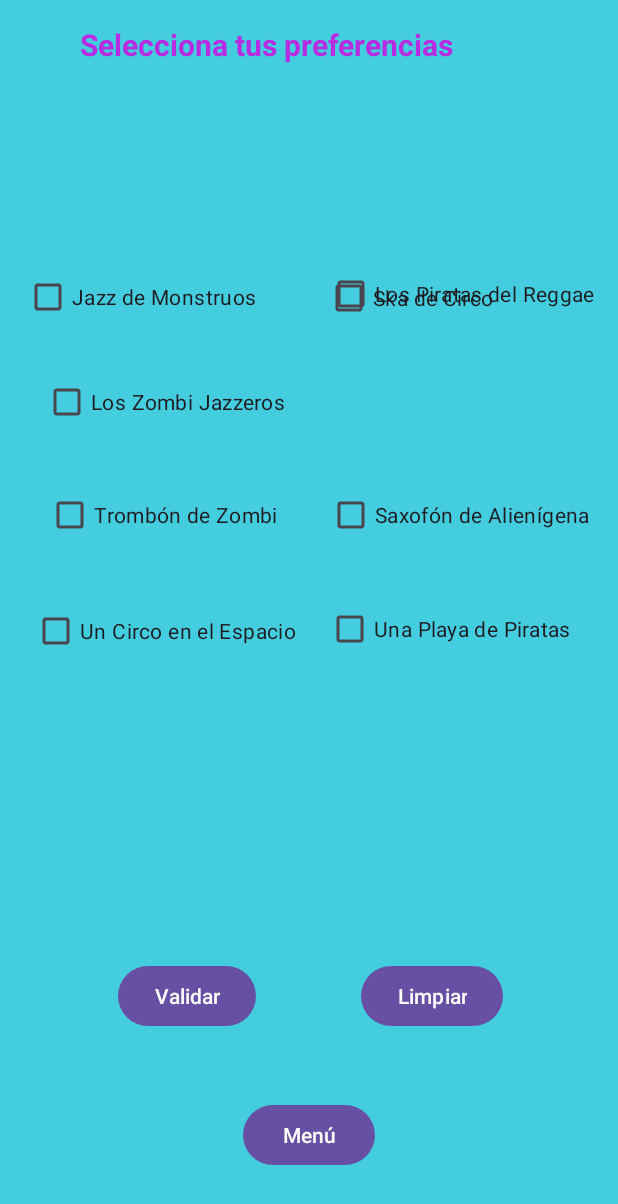
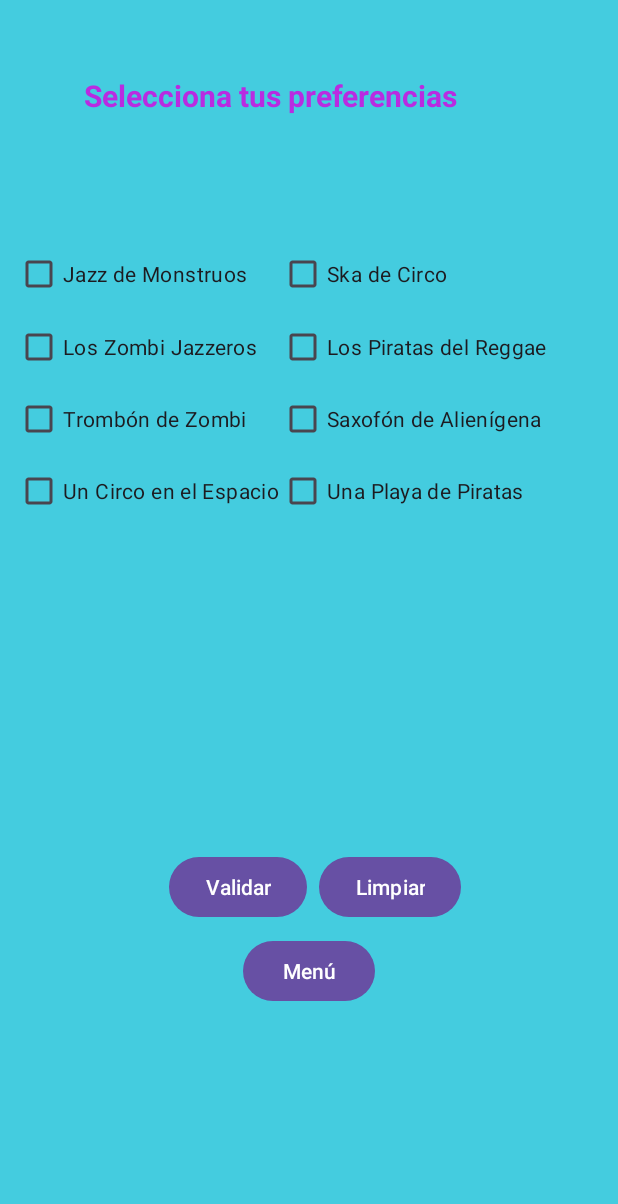
Before and after one commit to Paulobirribarra/AppMusica, an Android app: the CheckBoxView screen opened directly, with no data from a screen before it, on a phone screen of 412 x 824 dp. Shown: the top 1204 px of the screen. Run offline under Robolectric (Android 15) with nearby library versions, the phone set to English and light mode, and no system bars.

Commit message:
se agrego gridlayout a la vista checkbox

```diff
--- a/app/src/main/java/com/example/appmusica/dataGenerator.java
+++ b/app/src/main/java/com/example/appmusica/dataGenerator.java
@@ -8,7 +8,7 @@ public class dataGenerator {
         List<ListElement> elements = new ArrayList<>();
 
         elements = new ArrayList<>();
-        elements.add(new ListElement("#FF0000","Satiago","Puerto Montt","Desconectado"));
+        elements.add(new ListElement("#FF0000","Santiago","Puerto Montt","Desconectado"));
         elements.add(new ListElement("#00FF00","Roberto","Temuco","Activo"));
         elements.add(new ListElement("#0000FF","Rigoberto","Copiapó","Ausente"));
         elements.add(new ListElement("#FFFF00","Guadalajara","Talca","Visible"));
--- a/app/src/main/res/layout/activity_check_box_view.xml
+++ b/app/src/main/res/layout/activity_check_box_view.xml
@@ -1,115 +1,118 @@
 <?xml version="1.0" encoding="utf-8"?>
-<androidx.constraintlayout.widget.ConstraintLayout xmlns:android="http://schemas.android.com/apk/res/android"
+<LinearLayout xmlns:android="http://schemas.android.com/apk/res/android"
     xmlns:app="http://schemas.android.com/apk/res-auto"
     xmlns:tools="http://schemas.android.com/tools"
     android:layout_width="match_parent"
     android:layout_height="match_parent"
     android:background="#BA00BCD4"
+    android:orientation="vertical"
     tools:context=".CheckBoxView">
 
     <TextView
         android:id="@+id/txtCheckBox"
+        android:layout_marginVertical="50dp"
         style="@style/txtTitle"
-        android:layout_width="306dp"
-        android:layout_height="0dp"
+        android:layout_width="300dp"
+        android:layout_gravity="center"
+        android:layout_height="30dp"
         android:layout_marginTop="16dp"
-        android:layout_marginBottom="98dp"
+        android:layout_marginBottom="58dp"
         android:text="@string/txtCheckBox"
-        android:textSize="20dp"
-        app:layout_constraintBottom_toTopOf="@+id/chk3"
-        app:layout_constraintEnd_toEndOf="parent"
-        app:layout_constraintStart_toStartOf="parent"
-        app:layout_constraintTop_toTopOf="parent" />
+        android:textSize="20dp" />
+
+    <GridLayout
+        android:layout_width="match_parent"
+        android:layout_height="wrap_content"
+        android:layout_marginTop="28dp"
+        android:layout_marginStart="10dp"
+        android:columnCount="2"
+        android:rowCount="4">
 
         <CheckBox
             android:id="@+id/chk1"
             android:layout_width="wrap_content"
             android:layout_height="wrap_content"
-        android:layout_marginStart="16dp"
-        android:layout_marginTop="28dp"
-        android:text="@string/chk1"
-        app:layout_constraintStart_toStartOf="parent"
-        app:layout_constraintTop_toBottomOf="@+id/txtCheckBox" />
+            android:text="@string/chk1" />
 
         <CheckBox
             android:id="@+id/chk2"
             android:layout_width="163dp"
             android:layout_height="49dp"
-        android:layout_marginTop="28dp"
-        android:layout_marginEnd="32dp"
-        android:text="@string/chk2"
-        app:layout_constraintEnd_toEndOf="parent"
-        app:layout_constraintTop_toBottomOf="@+id/txtCheckBox" />
+            android:text="@string/chk2" />
 
         <CheckBox
             android:id="@+id/chk3"
             android:layout_width="wrap_content"
             android:layout_height="wrap_content"
-        android:layout_marginStart="13dp"
-        android:layout_marginEnd="12dp"
-        android:layout_marginBottom="27dp"
-        android:text="@string/chk3"
-        app:layout_constraintBottom_toTopOf="@+id/chk5"
-        app:layout_constraintEnd_toStartOf="@+id/chk4"
-        app:layout_constraintStart_toStartOf="parent"
-        app:layout_constraintTop_toBottomOf="@+id/txtCheckBox" />
+            android:text="@string/chk3" />
 
         <CheckBox
             android:id="@+id/chk4"
             android:layout_width="wrap_content"
             android:layout_height="wrap_content"
-        android:layout_marginTop="152dp"
-        android:layout_marginBottom="187dp"
-        android:text="@string/chk4"
-        app:layout_constraintBottom_toTopOf="@+id/txtCheckSalida"
-        app:layout_constraintEnd_toEndOf="parent"
-        app:layout_constraintStart_toEndOf="@+id/chk3"
-        app:layout_constraintTop_toTopOf="parent" />
+            android:text="@string/chk4" />
 
         <CheckBox
             android:id="@+id/chk5"
             android:layout_width="wrap_content"
             android:layout_height="wrap_content"
-        android:layout_marginStart="12dp"
-        android:layout_marginEnd="13dp"
-        android:layout_marginBottom="29dp"
-        android:text="@string/chk5"
-        app:layout_constraintBottom_toTopOf="@+id/chk7"
-        app:layout_constraintEnd_toStartOf="@+id/chk6"
-        app:layout_constraintStart_toStartOf="parent"
-        app:layout_constraintTop_toBottomOf="@+id/chk3" />
+            android:text="@string/chk5" />
 
         <CheckBox
             android:id="@+id/chk6"
             android:layout_width="wrap_content"
             android:layout_height="wrap_content"
-        android:text="@string/chk6"
-        app:layout_constraintBaseline_toBaselineOf="@+id/chk5"
-        app:layout_constraintEnd_toEndOf="parent"
-        app:layout_constraintStart_toEndOf="@+id/chk5" />
+            android:text="@string/chk6" />
 
         <CheckBox
             android:id="@+id/chk7"
             android:layout_width="wrap_content"
             android:layout_height="wrap_content"
-        android:layout_marginStart="1dp"
-        android:layout_marginBottom="379dp"
-        android:text="@string/chk7"
-        app:layout_constraintBottom_toBottomOf="parent"
-        app:layout_constraintEnd_toStartOf="@+id/chk8"
-        app:layout_constraintStart_toStartOf="parent"
-        app:layout_constraintTop_toBottomOf="@+id/chk5" />
+            android:text="@string/chk7" />
 
         <CheckBox
             android:id="@+id/chk8"
             android:layout_width="wrap_content"
             android:layout_height="wrap_content"
+            android:text="@string/chk8" />
+    </GridLayout>
+
+    <TextView
+        android:id="@+id/txtCheckSalida"
+        android:layout_width="363dp"
+        android:layout_height="152dp"
+        android:layout_gravity="center"
         android:layout_marginTop="28dp"
-        android:layout_marginEnd="11dp"
-        android:text="@string/chk8"
+        android:layout_marginBottom="28dp"
+        android:gravity="center"
+        android:text="@string/txtCheckSalida" />
+
+    <LinearLayout
+        android:layout_width="wrap_content"
+        android:layout_height="wrap_content"
+        android:layout_marginTop="8dp"
+        android:layout_gravity="center"
+        android:orientation="horizontal"
+        app:layout_constraintTop_toBottomOf="@+id/chk7"
         app:layout_constraintEnd_toEndOf="parent"
-        app:layout_constraintStart_toEndOf="@+id/chk7"
-        app:layout_constraintTop_toBottomOf="@+id/chk6" />
+        app:layout_constraintStart_toStartOf="parent">
+
+        <Button
+            android:id="@+id/btnCheckValidar"
+            android:layout_width="wrap_content"
+            android:layout_height="wrap_content"
+            android:text="@string/btnCheckValidar"
+            app:layout_constraintStart_toEndOf="@+id/btnCheckMenu"
+            android:layout_marginHorizontal="8dp" />
+
+        <Button
+            android:id="@+id/btnLimpiar"
+            android:layout_width="wrap_content"
+            android:layout_height="wrap_content"
+            android:layout_gravity="center"
+                android:text="@string/btnLimpiar" />
+
+    </LinearLayout>
 
     <Button
         android:id="@+id/btnCheckMenu"
@@ -117,47 +120,8 @@
         android:layout_height="wrap_content"
         android:text="@string/btnCheckMenu"
         android:onClick="goMenu"
-        app:layout_constraintBottom_toBottomOf="parent"
-        app:layout_constraintEnd_toEndOf="parent"
-        app:layout_constraintStart_toStartOf="parent"
-        app:layout_constraintTop_toBottomOf="@+id/btnCheckValidar"
-        app:layout_constraintVertical_bias="0.507" />
+        android:layout_gravity="center"
+        android:layout_marginTop="8dp" />
 
-    <Button
-        android:id="@+id/btnCheckValidar"
-        android:layout_width="wrap_content"
-        android:layout_height="wrap_content"
-        android:layout_marginBottom="136dp"
-        android:text="@string/btnCheckValidar"
-        app:layout_constraintBottom_toBottomOf="parent"
-        app:layout_constraintEnd_toEndOf="parent"
-        app:layout_constraintHorizontal_bias="0.245"
-        app:layout_constraintStart_toStartOf="parent" />
 
-    <TextView
-        android:id="@+id/txtCheckSalida"
-        android:layout_width="363dp"
-        android:layout_height="152dp"
-        android:layout_marginStart="24dp"
-        android:layout_marginEnd="24dp"
-        android:layout_marginBottom="225dp"
-        android:text="@string/txtCheckSalida"
-        android:gravity="center"
-        app:layout_constraintBottom_toBottomOf="parent"
-        app:layout_constraintEnd_toEndOf="parent"
-        app:layout_constraintHorizontal_bias="0.0"
-        app:layout_constraintStart_toStartOf="parent"
-        app:layout_constraintTop_toBottomOf="@+id/chk4" />
-
-    <Button
-        android:id="@+id/btnLimpiar"
-        android:layout_width="wrap_content"
-        android:layout_height="wrap_content"
-        android:layout_marginBottom="136dp"
-        android:text="@string/btnLimpiar"
-        app:layout_constraintBottom_toBottomOf="parent"
-        app:layout_constraintEnd_toEndOf="parent"
-        app:layout_constraintHorizontal_bias="0.476"
-        app:layout_constraintStart_toEndOf="@+id/btnCheckValidar" />
-
-</androidx.constraintlayout.widget.ConstraintLayout>
+</LinearLayout>
--- a/app/src/main/res/layout/activity_disc.xml
+++ b/app/src/main/res/layout/activity_disc.xml
@@ -67,18 +67,28 @@
                 android:onClick="img6"
                 android:src="@mipmap/cov6" />
 
+            <TableLayout
+                android:layout_width="match_parent"
+                android:layout_height="match_parent">
+
+                <TableRow
+                    android:layout_width="match_parent"
+                    android:layout_height="match_parent" >
+
                     <Button
                         android:id="@+id/btnBack"
                         style="@style/MyButtonStyle"
                         android:layout_width="wrap_content"
                         android:layout_height="wrap_content"
+                        android:layout_marginBottom="16dp"
+                        android:gravity="center"
                         android:onClick="back"
-                android:gravity="center"
                         android:text="@string/btnBack"
                         app:layout_constraintBottom_toBottomOf="parent"
-                app:layout_constraintStart_toStartOf="parent"
                         app:layout_constraintEnd_toEndOf="parent"
-                android:layout_marginBottom="16dp"/>
+                        app:layout_constraintStart_toStartOf="parent" />
+                </TableRow>
+            </TableLayout>
 
         </LinearLayout>
     </ScrollView>
--- a/app/src/main/res/layout/activity_recycler_view.xml
+++ b/app/src/main/res/layout/activity_recycler_view.xml
@@ -8,8 +8,8 @@
 
     <TextView
         android:id="@+id/txtTitle"
-        android:layout_width="wrap_content"
-        android:layout_height="wrap_content"
+        android:layout_width="236dp"
+        android:layout_height="37dp"
         android:layout_marginStart="60dp"
         android:layout_marginTop="28dp"
         android:gravity="center"
--- a/app/src/main/res/values/strings.xml
+++ b/app/src/main/res/values/strings.xml
@@ -9,7 +9,7 @@
     <string name="img5">Prehistöricos - Nuestro día vendrá 2014</string>
     <string name="img6">Low Roar - Low Roar 2011</string>
     <string name="txtLogin">¡Bienvenido a Mi Música!</string>
-    <string name="txtRecycler">¡Bienvenido a Mi Música!</string>
+    <string name="txtRecycler">Listado de amigos</string>
     <string name="btnBackMain">Salir</string>
     <string name="txtMenu">Selecciona una vista</string>
     <string name="btnDisc">Scroll</string>
```
Lines whose indentation alone changed are shown as unchanged.
